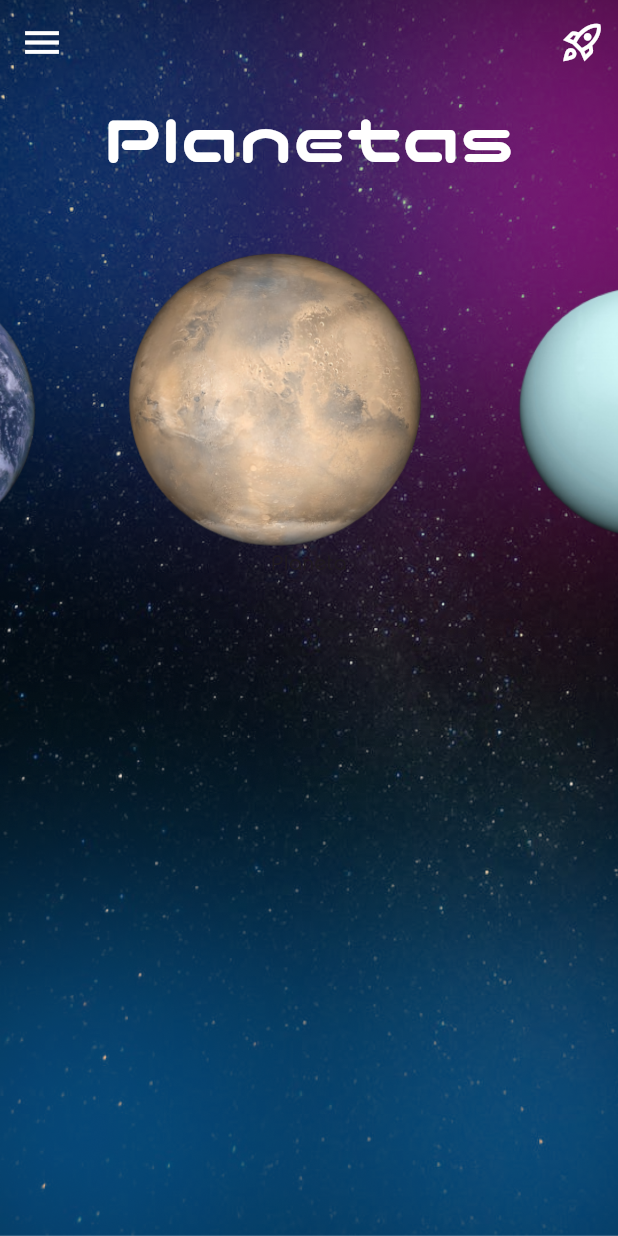
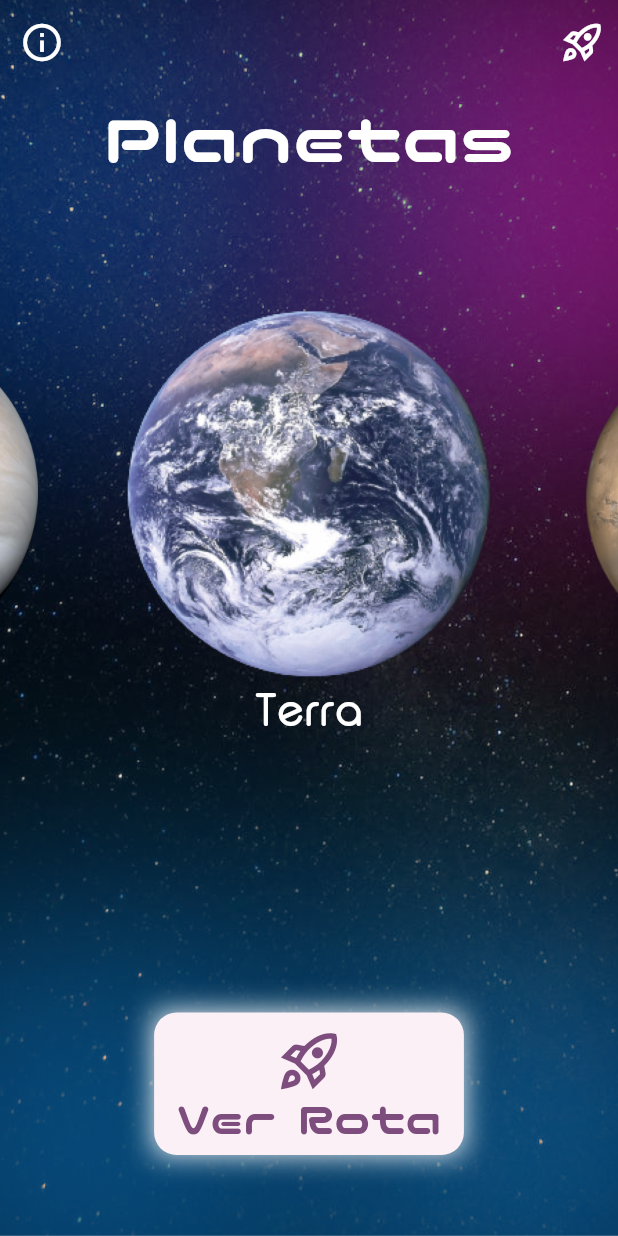
Before and after one commit to zamuelfernandes/odyssey_app, a Flutter app: the CarrouselPage screen opened directly, swiped to page 3, on a phone screen of 412 x 824 dp. Run offline on Flutter 3.47's test engine with Material 2 defaults, Android fonts, the phone set to English and light mode, and no system bars; drawn by our look-alikes of carousel_slider; our stand-ins replace flutter_svg, smooth_page_indicator.

```diff
--- a/lib/models/planets.dart
+++ b/lib/models/planets.dart
@@ -41,6 +41,7 @@ class Planet {
   String? dia;
   double? diametro;
   double? tamanhoRelacaoTerra;
+  String? imagem;
   double? gravidade;
   String? descricao;
   String? video;
@@ -54,6 +55,7 @@ class Planet {
     this.dia,
     this.diametro,
     this.tamanhoRelacaoTerra,
+    this.imagem,
     this.gravidade,
     this.descricao,
     this.video,
@@ -68,6 +70,7 @@ class Planet {
         dia: json["dia"],
         diametro: json["diametro"]?.toDouble(),
         tamanhoRelacaoTerra: json["tamanho_relacao_terra"]?.toDouble(),
+        imagem: json["imagem"],
         gravidade: json["gravidade"]?.toDouble(),
         descricao: json["descricao"],
         video: json["video"],
--- a/lib/pages/initialPage/carrousselPage.dart
+++ b/lib/pages/initialPage/carrousselPage.dart
@@ -1,6 +1,11 @@
+// ignore_for_file: file_names
+
 import 'package:carousel_slider/carousel_slider.dart';
 import 'package:flutter/material.dart';
-import 'package:flutter_svg/flutter_svg.dart';
+import 'package:odyssey_app/models/planets.dart';
+import 'package:odyssey_app/pages/aboutPage/aboutPage.dart';
+import 'package:odyssey_app/pages/travelPage/travelPage.dart';
+import 'package:odyssey_app/services/jsonData.dart';
 import 'package:odyssey_app/themes/app_colors.dart';
 
 class CarrouselPage extends StatefulWidget {
@@ -15,25 +20,21 @@ class CarrouselPage extends StatefulWidget {
 }
 
 class CarrouselPageState extends State<CarrouselPage> {
-  final List<String> planetImgList = [
-    //'assets/images/Saturno.png',
-    'assets/images/Terra.png',
-    'assets/images/Marte.png',
-    'assets/images/Urano.png'
-    //   'assets/images/planets/mercurio.png',
-    //   'assets/images/planets/Venus.png',
+  Planets planets = Planets();
+
+  // final List<String> planetImgList = [
+  //   'assets/images/planets/Saturno.png',
   //   'assets/images/planets/Terra.png',
   //   'assets/images/planets/Marte.png',
-    //   'assets/images/planets/Jupiter.png',
-    //   // 'assets/images/planets/Saturno.svg',
-    //   'assets/images/planets/Uranus.png',
-  ];
-  // var planetsImgMap = {
-  //   'Saturno' : 'assets/images/Saturno.png',
-  //   'Terra' : 'assets/images/Terra.png',
-  //   'Marte' : 'assets/images/Marte.png',
-  //   'Urano' : 'assets/images/Urano.png',
-  // }
+  //   'assets/images/planets/Urano.png'
+  // ];
+
+  @override
+  void initState() {
+    // TODO: implement initState
+    super.initState();
+    planets = planetsList;
+  }
 
   @override
   Widget build(BuildContext context) {
@@ -47,16 +48,24 @@ class CarrouselPageState extends State<CarrouselPage> {
         image: DecorationImage(
           image: AssetImage("assets/images/background.png"),
           fit: BoxFit.cover,
-      )),
+        ),
+      ),
       child: Scaffold(
         backgroundColor: Colors.transparent,
         appBar: AppBar(
           backgroundColor: Colors.transparent,
           leading: IconButton(
             color: AppColors.white,
-            onPressed: () {},
+            onPressed: () {
+              Navigator.push(
+                context,
+                MaterialPageRoute(
+                  builder: (context) => const AboutPage(),
+                ),
+              );
+            },
             icon: const Icon(
-              Icons.menu,
+              Icons.info_outlined,
               size: 30,
             ),
           ),
@@ -72,10 +81,7 @@ class CarrouselPageState extends State<CarrouselPage> {
         body: Column(
           mainAxisAlignment: MainAxisAlignment.start,
           children: [
-            const Row(
-              mainAxisAlignment: MainAxisAlignment.center,
-              children: [
-                Text(
+            const Text(
               'Planetas',
               style: TextStyle(
                 fontFamily: 'NicoMoji',
@@ -83,10 +89,8 @@ class CarrouselPageState extends State<CarrouselPage> {
                 fontSize: 48,
               ),
             ),
-              ],
-            ),
             Padding(
-              padding: const EdgeInsets.only(top: 40),
+              padding: const EdgeInsets.only(top: 50, bottom: 100),
               child: CarouselSlider(
                 options: CarouselOptions(
                   height: 350,
@@ -94,29 +98,69 @@ class CarrouselPageState extends State<CarrouselPage> {
                   aspectRatio: 16 / 2,
                   autoPlayCurve: Curves.fastOutSlowIn,
                   enableInfiniteScroll: true,
-                  viewportFraction: 0.6,
+                  viewportFraction: 0.7,
                 ),
-                items: planetImgList
+                items: planets.planets!
                     .map(
-                      (planet) => Column(
-                        children: [
-                          Row(
+                      (planet) => InkWell(
+                        onTap: () {},
+                        child: Column(
+                          mainAxisAlignment: MainAxisAlignment.center,
                           children: [
                             Image.asset(
-                                planet,
+                              planet.imagem!,
                               fit: BoxFit.cover,
-                                height: 200,
+                              width: screenWidth * 0.6,
+                            ),
+                            Text(
+                              planet.nome!,
+                              style: const TextStyle(
+                                color: AppColors.white,
+                                fontSize: 30,
+                              ),
                             ),
                           ],
                         ),
-
-                          Text(
-                            'Planeta',
+                      ),
+                    )
+                    .toList(),
+              ),
+            ),
+            Padding(
+              padding: const EdgeInsets.only(top: 50),
+              child: Container(
+                decoration: const BoxDecoration(
+                  boxShadow: [
+                    BoxShadow(
+                      color: AppColors.white,
+                      blurRadius: 15,
+                      spreadRadius: 0.2,
                     ),
                   ],
                 ),
-                    )
-                    .toList(),
+                child: ElevatedButton(
+                  onPressed: () {
+                    Navigator.push(
+                      context,
+                      MaterialPageRoute(
+                        builder: (context) => const TravelPage(),
+                      ),
+                    );
+                  },
+                  child: const Column(
+                    children: [
+                      Icon(
+                        Icons.rocket_launch_outlined,
+                        size: 45,
+                      ),
+                      Text(
+                        'Ver Rota',
+                        style: TextStyle(fontSize: 30),
+                        textAlign: TextAlign.center,
+                      ),
+                    ],
+                  ),
+                ),
               ),
             )
           ],
--- a/lib/pages/travelPage/travelPage.dart
+++ b/lib/pages/travelPage/travelPage.dart
@@ -15,7 +15,7 @@ class TravelPage extends StatefulWidget {
 class _TravelPageState extends State<TravelPage> {
   final TextEditingController _dropNamesController = TextEditingController();
 
-  List<String> dropNames = [];
+  List<String> dropNames = [''];
 
   List planetsToRoute = ['Teste', 'Teste', 'Teste', 'Teste', 'Teste'];
 
--- a/lib/pages/tutorialPage/tutorialPage.dart
+++ b/lib/pages/tutorialPage/tutorialPage.dart
@@ -3,7 +3,6 @@
 import 'package:flutter/material.dart';
 import 'package:flutter/services.dart';
 import 'package:flutter_svg/flutter_svg.dart';
-import 'package:odyssey_app/pages/travelPage/travelPage.dart';
 import 'package:smooth_page_indicator/smooth_page_indicator.dart';
 
 import 'package:odyssey_app/themes/app_colors.dart';
@@ -11,6 +10,7 @@ import 'package:odyssey_app/themes/app_colors.dart';
 import '../../models/distances.dart';
 import '../../models/planets.dart';
 import '../../services/jsonData.dart';
+import '../initialPage/carrousselPage.dart';
 
 class TutorialPage extends StatefulWidget {
   final String title;
@@ -302,7 +302,7 @@ class TutorialPageState extends State<TutorialPage> {
                           Navigator.push(
                             context,
                             MaterialPageRoute(
-                              builder: ((context) => TravelPage()),
+                              builder: ((context) => const CarrouselPage()),
                             ),
                           );
                         },
```
Also changed, not shown: lib/services/planetas.json (+8 -0 lines), assets/images/planets/Jupiter.png (added), assets/images/planets/Marte.png (renamed from assets/images/Marte.png), assets/images/planets/Mercurio.png (added), assets/images/planets/Netuno.png (added), assets/images/planets/Saturno.png (renamed from assets/images/Saturno.png), assets/images/planets/Terra.png (renamed from assets/images/Terra.png), assets/images/planets/Urano.png (renamed from assets/images/Urano.png), assets/images/planets/Venus.png (added). Lines whose indentation alone changed are shown as unchanged.
